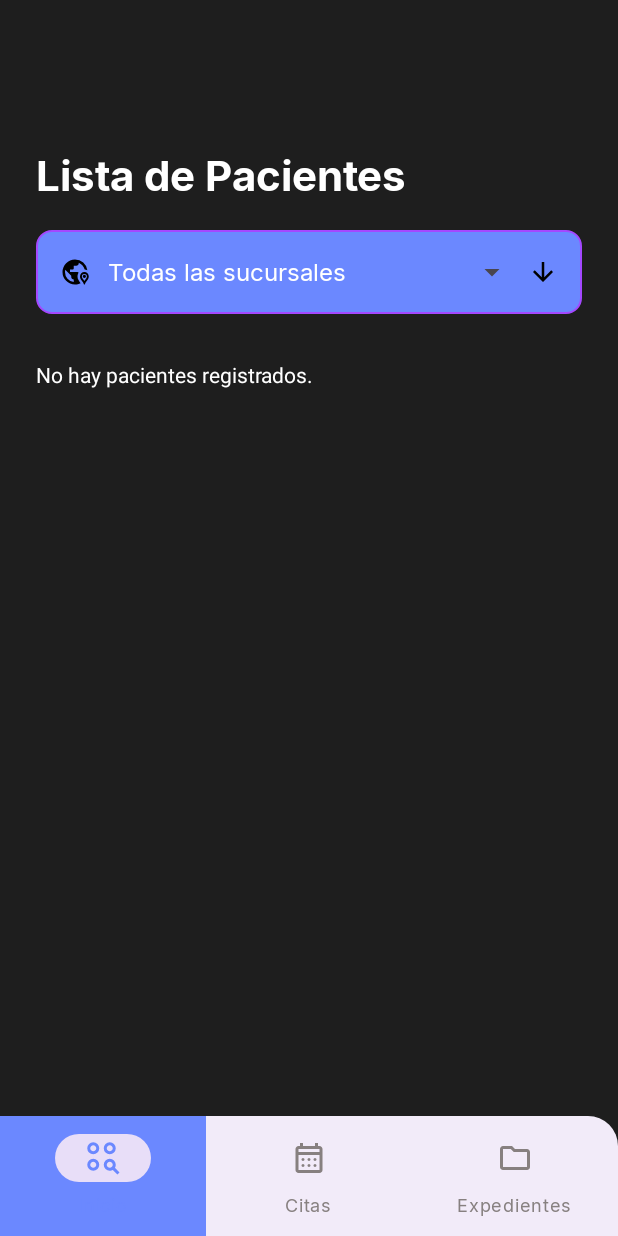
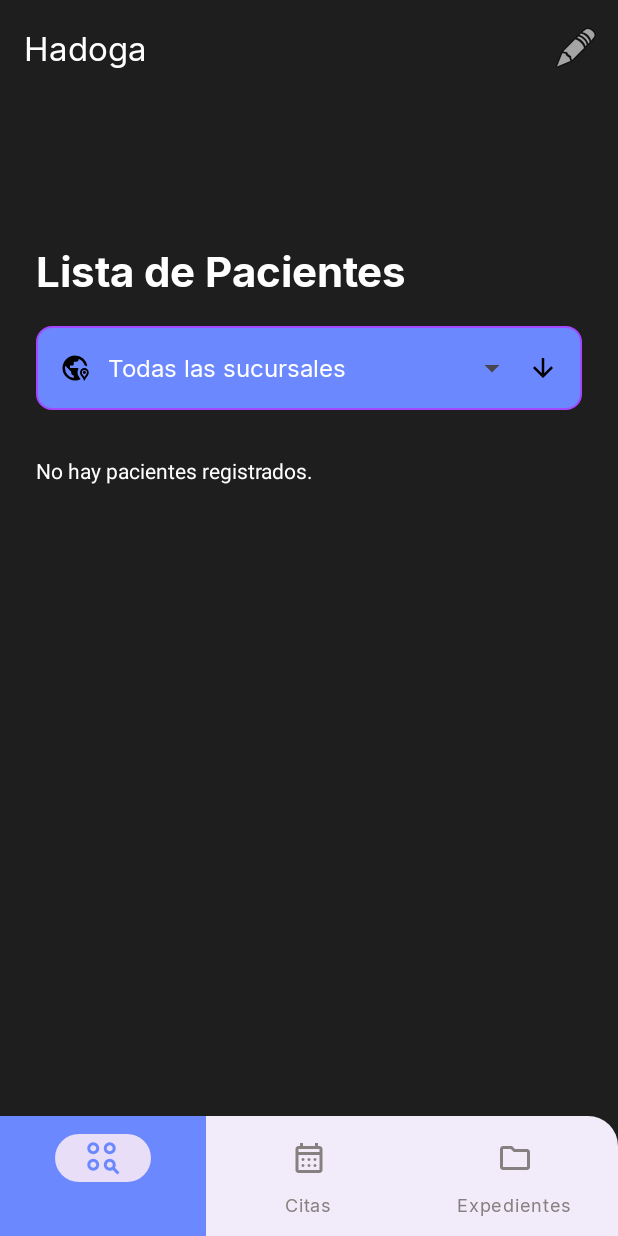
Before and after one commit to Doisaac/parcial2-dam, an Android app: the MainActivity screen opened directly, with no data from a screen before it, after a tap on "Ver Pacientes", on a phone screen of 412 x 824 dp. Run offline under Robolectric (Android 15) with nearby library versions, the phone set to English and light mode, and no system bars; our stand-ins replace Room's generated code.

Commit message:
feat(ui): agregar actividad Perfil y menú en Toolbar para actualizar nombre de usuario

```diff
--- a/app/src/main/AndroidManifest.xml
+++ b/app/src/main/AndroidManifest.xml
@@ -17,6 +17,7 @@
         </activity>
         <activity android:name=".view.RegisterActivity" />
         <activity android:name=".view.MainActivity" />
+        <activity android:name=".view.PerfilActivity" />
         <activity
             android:name=".view.SplashActivity"
             android:exported="true"
--- a/app/src/main/java/com/hadoga/hadoga/model/dao/UsuarioDao.java
+++ b/app/src/main/java/com/hadoga/hadoga/model/dao/UsuarioDao.java
@@ -29,4 +29,8 @@ public interface UsuarioDao {
 
     @Query("SELECT * FROM usuarios WHERE sync_status = 'PENDIENTE'")
     List<Usuario> getPendingUsuarios();
+
+    @Query("SELECT * FROM usuarios WHERE email = :email LIMIT 1")
+    Usuario findByEmail(String email);
+
 }
--- a/app/src/main/java/com/hadoga/hadoga/model/database/HadogaDatabase.java
+++ b/app/src/main/java/com/hadoga/hadoga/model/database/HadogaDatabase.java
@@ -15,7 +15,7 @@ import com.hadoga.hadoga.model.entities.Paciente;
 import com.hadoga.hadoga.model.entities.Sucursal;
 import com.hadoga.hadoga.model.entities.Usuario;
 
-@Database(entities = {Usuario.class, Sucursal.class, Doctor.class, Paciente.class}, version = 4)
+@Database(entities = {Usuario.class, Sucursal.class, Doctor.class, Paciente.class}, version = 5)
 public abstract class HadogaDatabase extends RoomDatabase {
     private static volatile HadogaDatabase INSTANCIADB;
 
--- a/app/src/main/java/com/hadoga/hadoga/view/LoginActivity.java
+++ b/app/src/main/java/com/hadoga/hadoga/view/LoginActivity.java
@@ -165,6 +165,7 @@ public class LoginActivity extends AppCompatActivity {
         showSnackbarLikeToast("Bienvenido, " + user.getNombreClinica(), false);
 
         Intent intent = new Intent(LoginActivity.this, MainActivity.class);
+        intent.putExtra("email", user.getEmail());
         startActivity(intent);
         finish();
     }
--- a/app/src/main/java/com/hadoga/hadoga/view/MainActivity.java
+++ b/app/src/main/java/com/hadoga/hadoga/view/MainActivity.java
@@ -1,9 +1,13 @@
 package com.hadoga.hadoga.view;
 
+import android.content.Intent;
+import android.view.Menu;
+import android.view.MenuItem;
 import android.os.Bundle;
 
 import androidx.annotation.NonNull;
 import androidx.appcompat.app.AppCompatActivity;
+import androidx.appcompat.widget.Toolbar;
 import androidx.fragment.app.Fragment;
 
 import com.google.android.material.bottomnavigation.BottomNavigationView;
@@ -12,11 +16,23 @@ import com.hadoga.hadoga.view.fragments.DashboardFragment;
 
 public class MainActivity extends AppCompatActivity {
     private BottomNavigationView bottomNavigationView;
+    private Toolbar toolbar;
+    private String userEmail;
 
     @Override
     protected void onCreate(Bundle savedInstanceState) {
         super.onCreate(savedInstanceState);
         setContentView(R.layout.activity_main);
+
+        // Configurar Toolbar (parte superior)
+        toolbar = findViewById(R.id.toolbar);
+        setSupportActionBar(toolbar);
+
+        // Listener del menú de la Toolbar
+        toolbar.setOnMenuItemClickListener(this::onMenuItemClick);
+
+        // Obtener el correo del usuario logueado (enviado desde LoginActivity)
+        userEmail = getIntent().getStringExtra("email");
 
         bottomNavigationView = findViewById(R.id.bottomNavigationView);
 
@@ -39,6 +55,23 @@ public class MainActivity extends AppCompatActivity {
         });
     }
 
+    @Override
+    public boolean onCreateOptionsMenu(Menu menu) {
+        getMenuInflater().inflate(R.menu.menu_toolbar, menu);
+        return true;
+    }
+
+    //  Acción al seleccionar elementos del menú superior (Toolbar)
+    private boolean onMenuItemClick(@NonNull MenuItem item) {
+        if (item.getItemId() == R.id.menu_perfil) {
+            Intent intent = new Intent(MainActivity.this, PerfilActivity.class);
+            intent.putExtra("email", userEmail);
+            startActivity(intent);
+            return true;
+        }
+        return false;
+    }
+
     private void loadFragment(@NonNull Fragment fragment) {
         getSupportFragmentManager()
                 .beginTransaction()
--- a/app/src/main/res/layout/activity_main.xml
+++ b/app/src/main/res/layout/activity_main.xml
@@ -4,7 +4,20 @@
     android:layout_width="match_parent"
     android:layout_height="match_parent"
     android:orientation="vertical"
-    android:background="@color/colorBackground">
+    android:background="@color/colorBackground"
+    android:fitsSystemWindows="true">
+
+    <!-- Toolbar superior -->
+    <androidx.appcompat.widget.Toolbar
+        android:id="@+id/toolbar"
+        android:layout_width="match_parent"
+        android:layout_height="?attr/actionBarSize"
+        android:background="@color/colorBackground"
+        android:elevation="4dp"
+        app:titleTextColor="@color/colorWhite"
+        app:subtitleTextColor="@color/colorGrayText"
+        app:navigationIconTint="@color/colorWhite"
+        app:menu="@menu/menu_toolbar" />
 
     <!-- Contenedor para fragmentos -->
     <FrameLayout
--- /dev/null
+++ b/app/src/main/res/menu/menu_toolbar.xml
@@ -0,0 +1,10 @@
+<?xml version="1.0" encoding="utf-8"?>
+<menu xmlns:android="http://schemas.android.com/apk/res/android"
+    xmlns:app="http://schemas.android.com/apk/res-auto">
+
+    <item
+        android:id="@+id/menu_perfil"
+        android:title="Editar perfil"
+        android:icon="@android:drawable/ic_menu_edit"
+        app:showAsAction="always" />
+</menu>
```
Also changed, not shown: app/src/main/java/com/hadoga/hadoga/view/PerfilActivity.java (added, +75 -0 lines), app/src/main/res/layout/activity_perfil.xml (added, +69 -0 lines).
